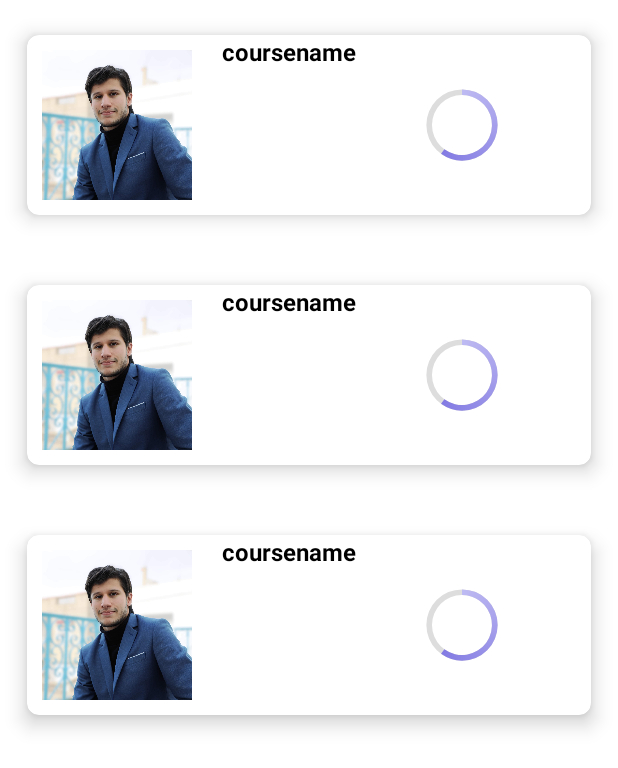
After one commit to bairemkh/najahni-android, an Android app: the layout fragment_complete.xml on its own in the app's theme, with its tools: preview values and no code run, on a phone screen of 412 x 824 dp. The commit adds this screen. Shown: the top 768 px of the screen. Run offline under Robolectric (Android 15) with nearby library versions, the phone set to English and light mode, and no system bars.

Commit message:
Mohamed (#11)
* Bairem (#10)

* Mohamed (#7)

* Bairem (#6)

* Mohamed (#5)

* Bairem (#4)

* login interface (#1) (#2)

* fixing errors and currentUser

* architecture fixing

* testing login

* test retrofit

* fix retrofit

* retrofit

* token stored

* login

* add bottom bar navigation

* custom app bar + course card

* profile screen + course adapter

---------

Co-authored-by: oueslatimohamed <oueslatimohamed01@gmail.com>

* signup

* signup

---------

Co-authored-by: oueslatimohamed <oueslatimohamed01@gmail.com>

* add trainer profile

---------

Co-authored-by: oueslatimohamed <oueslatimohamed01@gmail.com>
Co-authored-by: oueslatimohamed <61124424+oueslatimohamed@users.noreply.github.com>

* course detail

* image change

* image change

---------

Co-authored-by: oueslatimohamed <oueslatimohamed01@gmail.com>
Co-authored-by: oueslatimohamed <61124424+oueslatimohamed@users.noreply.github.com>

* add enroll screen

---------

Co-authored-by: oueslatimohamed <oueslatimohamed01@gmail.com>
Co-authored-by: oueslatimohamed <61124424+oueslatimohamed@users.noreply.github.com>

```diff
--- /dev/null
+++ b/app/src/main/java/com/example/najahni/models/Enroll.kt
@@ -0,0 +1,3 @@
+package com.example.najahni.models
+
+data class Enroll (var id :String? , var userid : String , var courseid : Course , var progress : Float)
--- a/app/src/main/java/com/example/najahni/views/editProfile/EditProfileActivity.kt
+++ b/app/src/main/java/com/example/najahni/views/editProfile/EditProfileActivity.kt
@@ -22,10 +22,11 @@ import de.hdodenhof.circleimageview.CircleImageView
 import java.io.File
 
 class EditProfileActivity : AppCompatActivity() {
-    val viewModel : EditProfileViewModel = ViewModelProvider(this)[EditProfileViewModel::class.java]
+    lateinit var  viewModel : EditProfileViewModel
     override fun onCreate(savedInstanceState: Bundle?) {
         super.onCreate(savedInstanceState)
         setContentView(R.layout.activity_edit_profile)
+        viewModel = ViewModelProvider(this)[com.example.najahni.views.editProfile.EditProfileViewModel::class.java]
         findViewById<FloatingActionButton>(R.id.changeImageBtn).setOnClickListener {
             val intent = Intent(Intent.ACTION_PICK)
             intent.type = "image/*"
--- /dev/null
+++ b/app/src/main/res/drawable/circular.xml
@@ -0,0 +1,26 @@
+<?xml version="1.0" encoding="utf-8"?>
+<layer-list xmlns:android="http://schemas.android.com/apk/res/android">
+    <item>
+        <shape
+            android:shape="ring"
+            android:thicknessRatio="16"
+            android:useLevel="false">
+            <solid android:color="#DDD" />
+        </shape>
+    </item>
+    <item>
+        <rotate
+            android:fromDegrees="270"
+            android:toDegrees="270">
+            <shape
+                android:shape="ring"
+                android:thicknessRatio="16"
+                android:useLevel="true">
+                <gradient
+                    android:endColor="@color/primary_color"
+                    android:startColor="@color/accentColor"
+                    android:type="sweep" />
+            </shape>
+        </rotate>
+    </item>
+</layer-list>
--- /dev/null
+++ b/app/src/main/res/layout/circle.xml
@@ -0,0 +1,6 @@
+<?xml version="1.0" encoding="utf-8"?>
+<androidx.constraintlayout.widget.ConstraintLayout xmlns:android="http://schemas.android.com/apk/res/android"
+    android:layout_width="match_parent"
+    android:layout_height="match_parent">
+
+</androidx.constraintlayout.widget.ConstraintLayout>
--- /dev/null
+++ b/app/src/main/res/layout/course_enroll_card.xml
@@ -0,0 +1,60 @@
+<?xml version="1.0" encoding="utf-8"?>
+<androidx.cardview.widget.CardView xmlns:android="http://schemas.android.com/apk/res/android"
+    xmlns:app="http://schemas.android.com/apk/res-auto"
+    android:layout_width="match_parent"
+    android:layout_height="wrap_content"
+    android:layout_margin="5dp"
+    app:cardBackgroundColor="@color/white"
+    app:cardCornerRadius="8dp"
+    app:cardElevation="8dp"
+    app:cardMaxElevation="10dp"
+    app:cardPreventCornerOverlap="true"
+    app:cardUseCompatPadding="true">
+
+    <LinearLayout
+        android:layout_width="match_parent"
+        android:layout_height="wrap_content"
+        android:orientation="horizontal">
+        <ImageView
+            android:id="@+id/courseenrollcardimg"
+            android:layout_width="100sp"
+            android:layout_height="100sp"
+            android:layout_margin="10dp"
+            android:scaleType="fitXY"
+            android:adjustViewBounds="true"
+            android:src="@drawable/user" />
+
+        <LinearLayout
+            android:layout_width="120dp"
+            android:layout_height="wrap_content"
+            android:layout_gravity="start"
+            android:layout_margin="10sp"
+            android:gravity="start"
+            android:orientation="vertical">
+
+            <TextView
+                android:id="@+id/coursenameenrollid"
+                android:layout_width="match_parent"
+                android:layout_height="wrap_content"
+                android:text="coursename"
+                android:textColor="@color/black"
+                android:textSize="16sp"
+                android:textStyle="bold" />
+
+
+        </LinearLayout>
+
+        <ProgressBar
+            android:id="@+id/progress_circular"
+            android:layout_width="80dp"
+            android:layout_height="80dp"
+            android:paddingRight="20sp"
+            android:indeterminateOnly="false"
+            android:progressDrawable="@drawable/circular"
+            android:progressBackgroundTint="@color/primary_color"
+            android:progress="60"
+            android:layout_gravity="center"
+            />
+
+    </LinearLayout>
+</androidx.cardview.widget.CardView>
--- /dev/null
+++ b/app/src/main/res/layout/fragment_complete.xml
@@ -0,0 +1,19 @@
+<?xml version="1.0" encoding="utf-8"?>
+<androidx.constraintlayout.widget.ConstraintLayout xmlns:android="http://schemas.android.com/apk/res/android"
+    xmlns:app="http://schemas.android.com/apk/res-auto"
+    xmlns:tools="http://schemas.android.com/tools"
+    android:layout_width="match_parent"
+    android:layout_height="match_parent"
+    tools:context=".views.courses.fragments.CompleteFragment">
+
+    <androidx.recyclerview.widget.RecyclerView
+        android:id="@+id/recyclerViewcomplete"
+        android:layout_width="0dp"
+        android:layout_height="0dp"
+        app:layout_constraintBottom_toBottomOf="parent"
+        app:layout_constraintEnd_toEndOf="parent"
+        app:layout_constraintStart_toStartOf="parent"
+        app:layout_constraintTop_toTopOf="parent"
+        tools:listitem="@layout/course_enroll_card" />
+
+</androidx.constraintlayout.widget.ConstraintLayout>
--- a/app/src/main/res/layout/fragment_home.xml
+++ b/app/src/main/res/layout/fragment_home.xml
@@ -63,6 +63,7 @@
         android:layout_width="0dp"
         android:layout_height="match_parent"
         android:layout_marginTop="68dp"
+        tools:listitem="@layout/course_card"
         app:layout_constraintEnd_toEndOf="parent"
         app:layout_constraintStart_toStartOf="parent"
         app:layout_constraintTop_toBottomOf="@+id/appBarLayout" />
--- a/app/src/main/res/values/colors.xml
+++ b/app/src/main/res/values/colors.xml
@@ -7,4 +7,5 @@
     <color name="black">#FF000000</color>
     <color name="white">#FFFFFFFF</color>
     <color name="selectedCard">#F1F1F1</color>
+    <color name="accentColor">#bebaf2</color>
 </resources>
```
Also changed, not shown: app/src/main/AndroidManifest.xml (+2 -8 lines), app/src/main/java/com/example/najahni/services/implementation/EnrollService.kt (added, +73 -0 lines), app/src/main/java/com/example/najahni/services/retrofitInterfaces/IEnrollRetrofit.kt (added, +11 -0 lines), app/src/main/java/com/example/najahni/views/courses/CoursesFragment.kt (+25 -2 lines), app/src/main/java/com/example/najahni/views/courses/CoursesViewModel.kt (added, +18 -0 lines), app/src/main/java/com/example/najahni/views/courses/TabAdapterEnroll.kt (added, +28 -0 lines), app/src/main/java/com/example/najahni/views/courses/fragments/CompleteFragment.kt (added, +37 -0 lines), app/src/main/java/com/example/najahni/views/courses/fragments/CourseEnrollAdapter.kt (added, +41 -0 lines), app/src/main/java/com/example/najahni/views/courses/fragments/OnGoingFragment.kt (added, +41 -0 lines), app/src/main/res/layout/fragment_courses.xml (+13 -6 lines), app/src/main/res/layout/fragment_on_going.xml (added, +20 -0 lines).
